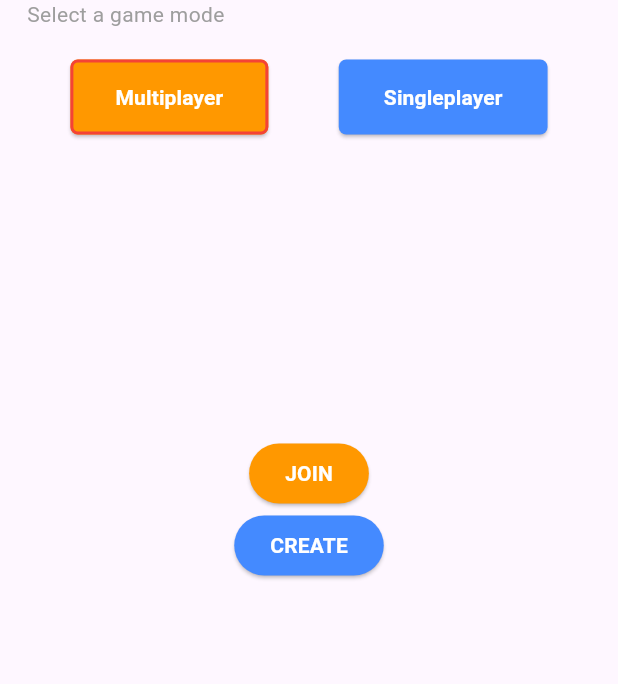
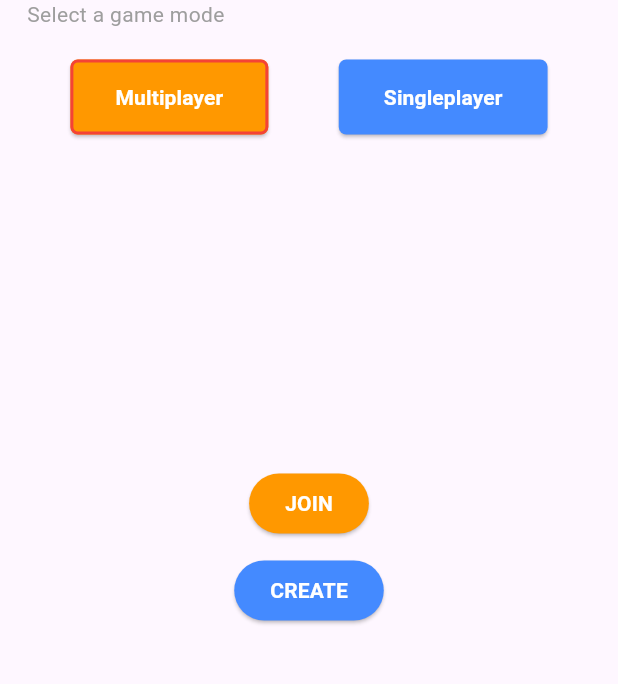
Before and after one commit to IsD4n73/Battle-Shipper, a Flutter app: the screen it shows after launch, after a tap on "Multiplayer", on a phone screen of 412 x 824 dp, the part 119-803 px from its top. Run offline on Flutter 3.47's test engine with Material 2 defaults, Android fonts, the phone set to English and light mode, and no system bars; our stand-ins replace audioplayers, bot_toast, easy_localization, shared_preferences, url_strategy; missing offline and left inert: animated_emoji, dash_flags.

Commit message:
fix spacing

```diff
--- a/lib/presenter/view/home/pages/home_page.dart
+++ b/lib/presenter/view/home/pages/home_page.dart
@@ -152,12 +152,14 @@ class _HomePageState extends State<HomePage> {
             Center(
               heightFactor: isPortrait ? 5 : 2,
               child: Column(
+                mainAxisAlignment: MainAxisAlignment.spaceBetween,
                 children: [
                   BattleShipContinueButton(
                     text: "JOIN",
                     buttonType: BattleShipButtonType.light,
                     onPressed: () {},
                   ),
+                  const SizedBox(height: 10),
                   !singlePlayer
                       ? BattleShipContinueButton(
                           text: "CREATE",
```
